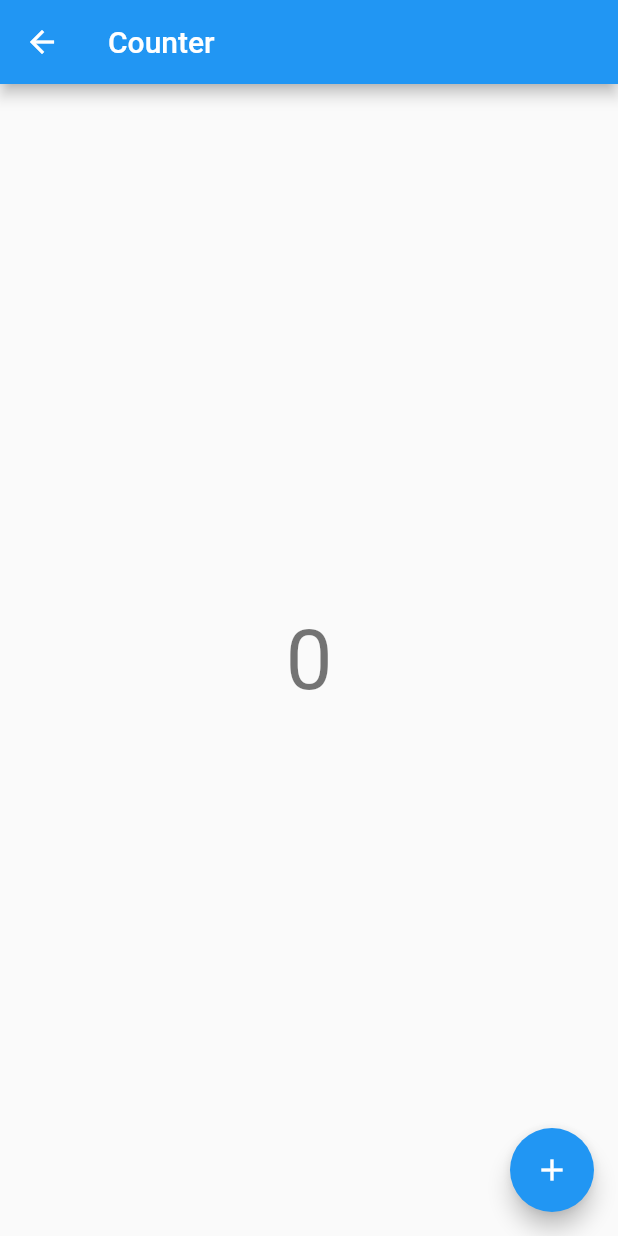
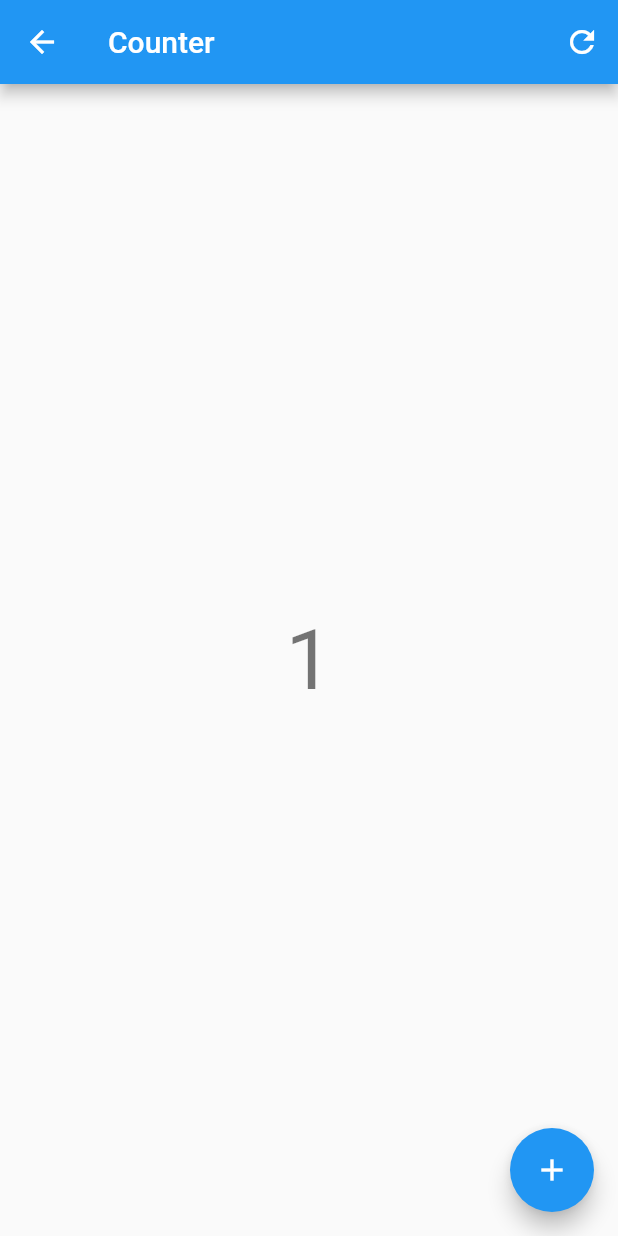
Before and after one commit to djeriko/riverpod_counter_app, a Flutter app: the CounterPage screen opened directly, after a tap on the "add" icon, on a phone screen of 412 x 824 dp. Run offline on Flutter 3.47's test engine with Material 2 defaults, Android fonts, the phone set to English and light mode, and no system bars; our stand-ins replace flutter_riverpod, riverpod.

Commit message:
Counter feature
Add counter showing and modifiyng.
Add AlertDialog with ref listener.

```diff
--- a/lib/pages/counter_page.dart
+++ b/lib/pages/counter_page.dart
@@ -1,23 +1,55 @@
 import 'package:flutter/material.dart';
+import 'package:flutter_riverpod/flutter_riverpod.dart';
+import 'package:riverpod_counter_app/providers/counter_provider.dart';
 
-class CounterPage extends StatelessWidget {
+class CounterPage extends ConsumerWidget {
   const CounterPage({Key? key}) : super(key: key);
 
   @override
-  Widget build(BuildContext context) {
+  Widget build(BuildContext context, WidgetRef ref) {
+    final int counter = ref.watch(counterProvider);
+    ref.listen<int>(counterProvider, (previous, next) {
+      if (next >= 5) {
+        showDialog(
+            context: context,
+            builder: (context) {
+              return AlertDialog(
+                title: const Text('Warning'),
+                content: const Text(
+                    'Counter dangerously high. Consider resetting it.'),
+                actions: [
+                  TextButton(
+                      onPressed: () => Navigator.of(context).pop(),
+                      child: const Text('OK'))
+                ],
+              );
+            });
+      }
+    });
+
     return Scaffold(
       appBar: AppBar(
         title: const Text('Counter'),
+        actions: [
+          IconButton(
+            onPressed: () {
+              ref.invalidate(counterProvider);
+            },
+            icon: const Icon(Icons.refresh),
+          )
+        ],
       ),
       body: Center(
         child: Text(
-          '0',
+          '$counter',
           style: Theme.of(context).textTheme.displayMedium,
         ),
       ),
       floatingActionButton: FloatingActionButton(
         child: const Icon(Icons.add),
-        onPressed: () => {},
+        onPressed: () {
+          ref.read(counterProvider.notifier).state++;
+        },
       ),
     );
   }
```
